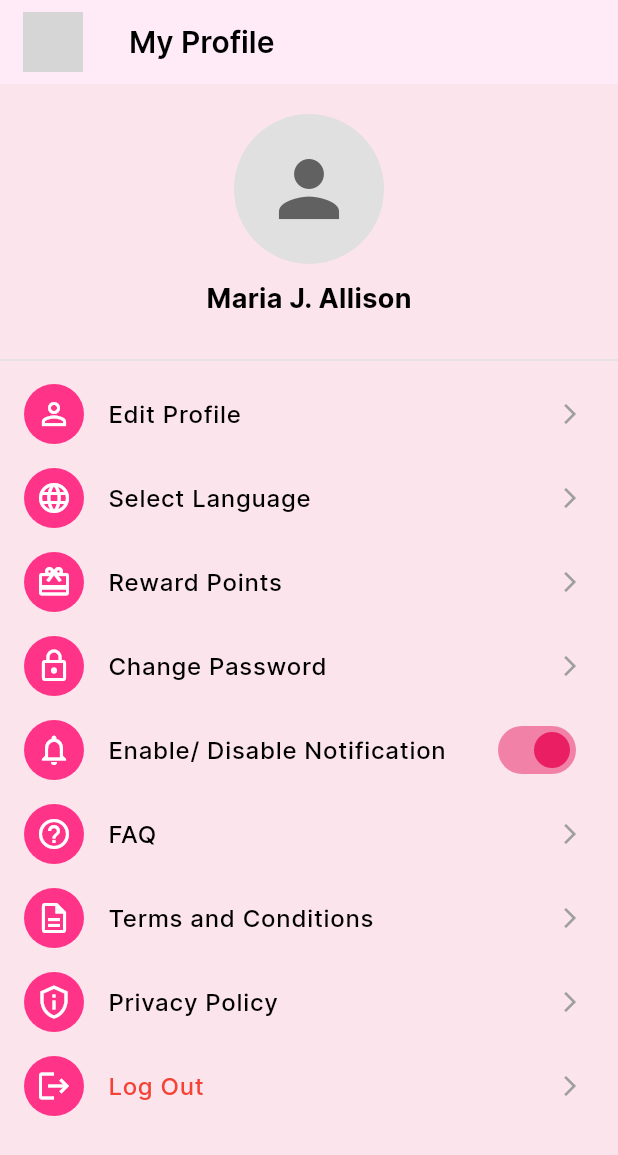
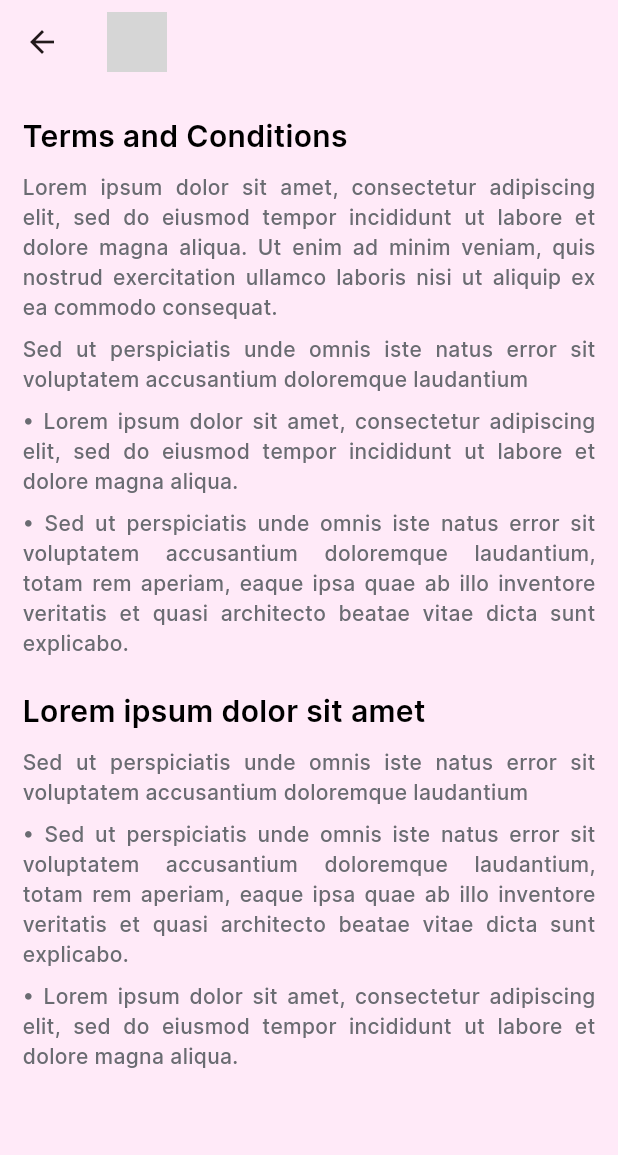
Before and after one commit to sumitdhakads/my-striaa-apk, a Flutter app: the ProfilePage screen opened directly, after a tap on "Terms and Conditions", on a phone screen of 412 x 824 dp. Shown: the top 1155 px of the screen. Run offline on Flutter 3.47's test engine with Material 3 defaults, Android fonts, the phone set to English and light mode, and no system bars; our stand-ins replace file_picker, flutter_svg, google_fonts; grey boxes are pictures that could not be loaded.

Commit message:
Changed 3 pages

```diff
--- a/lib/main.dart
+++ b/lib/main.dart
@@ -1,4 +1,7 @@
 import 'package:flutter/material.dart';
+import 'package:striaa/pages/FaqOne.dart';
+import 'package:striaa/pages/Privacy&Policy.dart';
+import 'package:striaa/pages/Terms&Condition.dart';
 import 'package:striaa/pages/splash_screen.dart';
 import 'package:striaa/utils/app_utils.dart';
 
@@ -19,7 +22,7 @@ class MyApp extends StatelessWidget {
       navigatorKey: navkey,
       theme: AppUtils.lightThemeData(),
       debugShowCheckedModeBanner: false,
-      home: SplashScreen(),
+      home: Faqone(),
       darkTheme: AppUtils.darkThemeData(),
       themeMode: ThemeMode.light,
 
--- a/lib/pages/ProfilePage.dart
+++ b/lib/pages/ProfilePage.dart
@@ -1,5 +1,6 @@
 import 'package:flutter/material.dart';
 import 'package:striaa/pages/EditProfile.dart';
+import 'package:striaa/pages/Terms&Condition.dart';
 import 'package:striaa/pages/language_selection.dart';
 import 'package:striaa/pages/login_Page.dart';
 import 'package:striaa/pages/newLanguage.dart';
@@ -137,8 +138,8 @@ class _ProfilePageState extends State<ProfilePage> {
                   icon: Icons.description_outlined,
                   label: "Terms and Conditions",
                   onTap: () {
-                    // Navigator.push(
-                    //     context, MaterialPageRoute(builder: (context) => ));
+                    Navigator.push(
+                        context, MaterialPageRoute(builder: (context) => TermsCondition()));
                   },
                 ),
                 profileOption(
--- /dev/null
+++ b/lib/pages/Terms&Condition.dart
@@ -0,0 +1,239 @@
+import 'package:flutter/material.dart';
+import 'package:striaa/utils/app_utils.dart';
+import 'package:striaa/utils/color_util.dart';
+import 'package:striaa/utils/font_util.dart';
+import 'package:striaa/utils/image_util.dart';
+import 'package:striaa/widgets/CustomAppbar.dart';
+import 'package:striaa/widgets/image.dart';
+
+
+class TermsCondition extends StatelessWidget {
+  const TermsCondition({super.key});
+
+  @override
+  Widget build(BuildContext context) {
+    return Scaffold(
+      appBar: AppBar(
+        title: CustomAppbar(
+          leading: Row(
+            children: [
+              InkWell(
+                onTap: () {
+                  Navigator.pop(context);
+                },
+                child: CircleAvatar(
+                  child: SvgIcon(
+                    icon: ImageUtil.left,
+                  ),
+                ),
+              ),
+            ],
+          ),
+        ),
+      ),
+      body: Padding(
+        padding: EdgeInsets.symmetric(horizontal: leftRightAppPadding),
+        child: ListView(
+          children: [
+            SizedBox(
+              height: 20,
+            ),
+            Text(
+              "Terms and Conditions",
+              style: FontUtil.font20SB(),
+            ),
+            SizedBox(
+              height: 10,
+            ),
+            Text(
+              "Lorem ipsum dolor sit amet, consectetur adipiscing elit, sed do"
+                  " eiusmod tempor incididunt ut labore et dolore magna aliqua."
+                  " Ut enim ad minim veniam, quis nostrud exercitation ullamco"
+                  " laboris nisi ut aliquip ex ea commodo consequat.",
+              style: FontUtil.font14N(color: ColorUtil.textLightGrey),
+              textAlign: TextAlign.justify,
+            ),
+            SizedBox(
+              height: 8,
+            ),
+            Text(
+              "Sed ut perspiciatis unde omnis iste natus error sit voluptatem accusantium doloremque laudantium",
+              style: FontUtil.font14N(color: ColorUtil.textLightGrey),
+              textAlign: TextAlign.justify,
+            ),
+            SizedBox(
+              height: 8,
+            ),
+            Text(
+              "• Lorem ipsum dolor sit amet, consectetur adipiscing elit, sed do"
+                  " eiusmod tempor incididunt ut labore et dolore magna aliqua.",
+              style: FontUtil.font14N(color: ColorUtil.textLightGrey),
+              textAlign: TextAlign.justify,
+            ),
+            SizedBox(
+              height: 8,
+            ),
+            Text(
+              "• Sed ut perspiciatis unde omnis iste natus error sit voluptatem accusantium "
+                  "doloremque laudantium, totam rem aperiam, "
+                  "eaque ipsa quae ab illo inventore veritatis et quasi architecto beatae vitae dicta sunt explicabo.",
+              style: FontUtil.font14N(color: ColorUtil.textLightGrey),
+              textAlign: TextAlign.justify,
+            ),
+            SizedBox(
+              height: 20,
+            ),
+            Text(
+              "Lorem ipsum dolor sit amet",
+              style: FontUtil.font20SB(),
+            ),
+            SizedBox(
+              height: 10,
+            ),
+            Text(
+              "Sed ut perspiciatis unde omnis iste natus error sit voluptatem accusantium doloremque laudantium",
+              style: FontUtil.font14N(color: ColorUtil.textLightGrey),
+              textAlign: TextAlign.justify,
+            ),
+            SizedBox(
+              height: 8,
+            ),
+            Text(
+              "• Sed ut perspiciatis unde omnis iste natus error sit voluptatem accusantium"
+                  " doloremque laudantium, totam rem aperiam, eaque ipsa quae ab illo inventore"
+                  " veritatis et quasi architecto beatae vitae dicta sunt explicabo.",
+              style: FontUtil.font14N(color: ColorUtil.textLightGrey),
+              textAlign: TextAlign.justify,
+            ),
+            SizedBox(
+              height: 8,
+            ),
+            Text(
+              "• Lorem ipsum dolor sit amet, consectetur adipiscing elit, sed do eiusmod tempor incididunt"
+                  " ut labore et dolore magna aliqua.",
+              style: FontUtil.font14N(color: ColorUtil.textLightGrey),
+              textAlign: TextAlign.justify,
+            ),
+            SizedBox(height: 160,),
+          ],
+        ),
+      ),
+    );
+  }
+}
+
+
+
+
+
+//If you want to scroll the appbar also use this code
+
+// class TermsCondition extends StatelessWidget {
+//   const TermsCondition({super.key});
+//
+//   @override
+//   Widget build(BuildContext context) {
+//     return Scaffold(
+//       body: CustomScrollView(
+//         slivers: [
+//           SliverAppBar(
+//             floating: true,
+//             pinned: false,
+//             title: CustomAppbar(
+//               leading: Row(
+//                 children: [
+//                   InkWell(
+//                     onTap: () {
+//                       Navigator.pop(context);
+//                     },
+//                     child: CircleAvatar(
+//                       child: SvgIcon(
+//                         icon: ImageUtil.left,
+//                       ),
+//                     ),
+//                   ),
+//                 ],
+//               ),
+//             ),
+//           ),
+//           SliverList(
+//             delegate: SliverChildListDelegate(
+//               [
+//                 Padding(
+//                   padding: EdgeInsets.symmetric(horizontal: leftRightAppPadding),
+//                   child: Column(
+//                     crossAxisAlignment: CrossAxisAlignment.start,
+//                     children: [
+//                       SizedBox(height: 20),
+//                       Text(
+//                         "Terms and Conditions",
+//                         style: FontUtil.font20SB(),
+//                       ),
+//                       SizedBox(height: 10),
+//                       Text(
+//                         "Lorem ipsum dolor sit amet, consectetur adipiscing elit, sed do"
+//                             " eiusmod tempor incididunt ut labore et dolore magna aliqua."
+//                             " Ut enim ad minim veniam, quis nostrud exercitation ullamco"
+//                             " laboris nisi ut aliquip ex ea commodo consequat.",
+//                         style: FontUtil.font14N(color: ColorUtil.textLightGrey),
+//                         textAlign: TextAlign.justify,
+//                       ),
+//                       SizedBox(height: 8),
+//                       Text(
+//                         "Sed ut perspiciatis unde omnis iste natus error sit voluptatem accusantium doloremque laudantium",
+//                         style: FontUtil.font14N(color: ColorUtil.textLightGrey),
+//                         textAlign: TextAlign.justify,
+//                       ),
+//                       SizedBox(height: 8),
+//                       Text(
+//                         "Lorem ipsum dolor sit amet, consectetur adipiscing elit, sed do"
+//                             " eiusmod tempor incididunt ut labore et dolore magna aliqua.",
+//                         style: FontUtil.font14N(color: ColorUtil.textLightGrey),
+//                         textAlign: TextAlign.justify,
+//                       ),
+//                       SizedBox(height: 8),
+//                       Text(
+//                         "Sed ut perspiciatis unde omnis iste natus error sit voluptatem accusantium "
+//                             "doloremque laudantium, totam rem aperiam, "
+//                             "eaque ipsa quae ab illo inventore veritatis et quasi architecto beatae vitae dicta sunt explicabo.",
+//                         style: FontUtil.font14N(color: ColorUtil.textLightGrey),
+//                         textAlign: TextAlign.justify,
+//                       ),
+//                       SizedBox(height: 20),
+//                       Text(
+//                         "Lorem ipsum dolor sit amet",
+//                         style: FontUtil.font20SB(),
+//                       ),
+//                       SizedBox(height: 10),
+//                       Text(
+//                         "Sed ut perspiciatis unde omnis iste natus error sit voluptatem accusantium doloremque laudantium",
+//                         style: FontUtil.font14N(color: ColorUtil.textLightGrey),
+//                         textAlign: TextAlign.justify,
+//                       ),
+//                       SizedBox(height: 8),
+//                       Text(
+//                         "Sed ut perspiciatis unde omnis iste natus error sit voluptatem accusantium"
+//                             " doloremque laudantium, totam rem aperiam, eaque ipsa quae ab illo inventore"
+//                             " veritatis et quasi architecto beatae vitae dicta sunt explicabo.",
+//                         style: FontUtil.font14N(color: ColorUtil.textLightGrey),
+//                         textAlign: TextAlign.justify,
+//                       ),
+//                       SizedBox(height: 8),
+//                       Text(
+//                         "Lorem ipsum dolor sit amet, consectetur adipiscing elit, sed do eiusmod tempor incididunt"
+//                             " ut labore et dolore magna aliqua.",
+//                         style: FontUtil.font14N(color: ColorUtil.textLightGrey),
+//                         textAlign: TextAlign.justify,
+//                       ),
+//                       SizedBox(height: 100),
+//                     ],
+//                   ),
+//                 ),
+//               ],
+//             ),
+//           ),
+//         ],
+//       ),
+//     );
+//   }
+// }
--- a/lib/widgets/PostContainer.dart
+++ b/lib/widgets/PostContainer.dart
@@ -1,6 +1,5 @@
 import 'package:flutter/material.dart';
 import 'package:striaa/utils/font_util.dart';
-import 'package:striaa/utils/image_util.dart';
 
 class Postcontainer extends StatelessWidget {
   const Postcontainer({super.key,required this.image,required this.text});
```
Also changed, not shown: lib/pages/FaqOne.dart (added, +63 -0 lines), lib/pages/Privacy&Policy.dart (added, +105 -0 lines), lib/widgets/TileExpansion.dart (added, +70 -0 lines).
